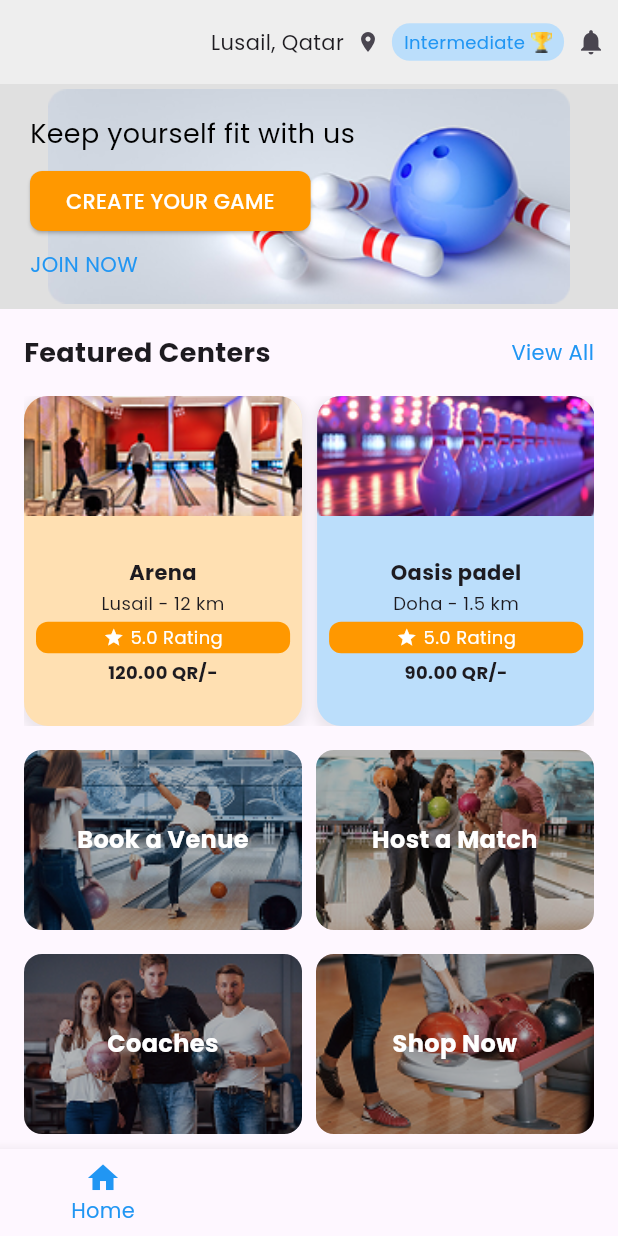
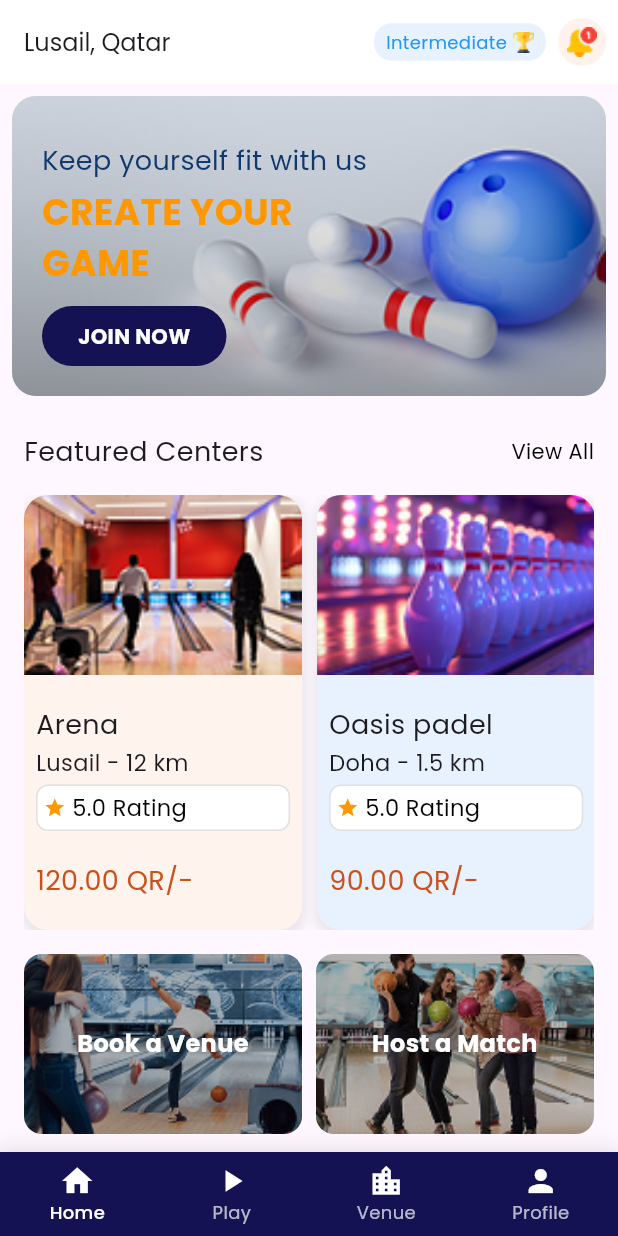
Before and after one commit to mohammedanshad1/game_app, a Flutter app: the screen it shows after launch, on a phone screen of 412 x 824 dp. Run offline on Flutter 3.47's test engine with Material 3 defaults, Android fonts, the phone set to English and light mode, and no system bars; our stand-ins replace google_fonts.

Commit message:
bototm nav added

```diff
--- /dev/null
+++ b/lib/constants/bottom_nav.dart
@@ -0,0 +1,65 @@
+import 'package:flutter/material.dart';
+import 'package:google_fonts/google_fonts.dart';
+
+class CustomBottomNav extends StatelessWidget {
+  final int currentIndex;
+  final Function(int) onTap;
+
+  const CustomBottomNav({
+    Key? key,
+    required this.currentIndex,
+    required this.onTap,
+  }) : super(key: key);
+
+  @override
+  Widget build(BuildContext context) {
+    return Container(
+      decoration: BoxDecoration(
+        color: Color(0xFF141252), // Background color #141252
+        borderRadius: BorderRadius.vertical(top: Radius.circular(16)),
+        boxShadow: [
+          BoxShadow(
+            color: Colors.black.withOpacity(0.1),
+            blurRadius: 10,
+            spreadRadius: 1,
+          ),
+        ],
+      ),
+      child: BottomNavigationBar(
+        currentIndex: currentIndex,
+        onTap: onTap,
+        type: BottomNavigationBarType.fixed,
+        backgroundColor: Colors.transparent,
+        elevation: 0,
+        selectedLabelStyle: GoogleFonts.poppins(
+          fontSize: 12,
+          fontWeight: FontWeight.w500,
+        ),
+        unselectedLabelStyle: GoogleFonts.poppins(
+          fontSize: 12,
+          fontWeight: FontWeight.w500,
+        ),
+        selectedItemColor: Colors.white,
+        unselectedItemColor: Colors.white.withOpacity(0.7),
+        items: [
+          BottomNavigationBarItem(
+            icon: Icon(Icons.home, size: 24),
+            label: 'Home',
+          ),
+          BottomNavigationBarItem(
+            icon: Icon(Icons.play_arrow, size: 24),
+            label: 'Play',
+          ),
+          BottomNavigationBarItem(
+            icon: Icon(Icons.location_city, size: 24),
+            label: 'Venue',
+          ),
+          BottomNavigationBarItem(
+            icon: Icon(Icons.person, size: 24),
+            label: 'Profile',
+          ),
+        ],
+      ),
+    );
+  }
+}
--- a/lib/main.dart
+++ b/lib/main.dart
@@ -10,6 +10,7 @@ class MyApp extends StatelessWidget {
   @override
   Widget build(BuildContext context) {
     return MaterialApp(
+      debugShowCheckedModeBanner: false,
       title: 'St Home',
       theme: ThemeData(
         primarySwatch: Colors.blue,
--- a/lib/view/homescreen_view.dart
+++ b/lib/view/homescreen_view.dart
@@ -6,28 +6,31 @@ class HomeScreen extends StatelessWidget {
   Widget build(BuildContext context) {
     return Scaffold(
       appBar: AppBar(
-        backgroundColor: Colors.grey[200],
+        backgroundColor: Colors.white,
         elevation: 0,
         // title: Text(
         //   'St Home',
         //   style: GoogleFonts.poppins(fontSize: 20, fontWeight: FontWeight.bold),
         // ),
+        title: Text(
+          'Lusail, Qatar',
+          style: GoogleFonts.poppins(fontSize: 16),
+        ),
+        // Upward arrow icon (opposite of location icon)
         actions: [
           Padding(
             padding: const EdgeInsets.all(8.0),
             child: Row(
+              mainAxisAlignment: MainAxisAlignment
+                  .spaceAround, // To position elements at corners
               children: [
-                Text(
-                  'Lusail, Qatar',
-                  style: GoogleFonts.poppins(fontSize: 14),
-                ),
-                SizedBox(width: 8),
-                Icon(Icons.location_on, size: 16),
-                SizedBox(width: 8),
+                // Right corner: Intermediate container and notification avatar
+                Row(
+                  children: [
                     Container(
                       padding: EdgeInsets.symmetric(horizontal: 8, vertical: 4),
                       decoration: BoxDecoration(
-                    color: Colors.blue[100],
+                        color: Color(0xFFE8F2FF), // Hex #E8F2FF
                         borderRadius: BorderRadius.circular(12),
                       ),
                       child: Row(
@@ -45,7 +48,16 @@ class HomeScreen extends StatelessWidget {
                       ),
                     ),
                     SizedBox(width: 8),
-                Icon(Icons.notifications, size: 20),
+                    // Notification icon in circular avatar
+                    CircleAvatar(
+                      backgroundColor: Color(0xFFFFF1EB), // Hex #FFF1EB
+                      radius: 16,
+                      child: Image(
+                          image: AssetImage(
+                              "assets/images/image 881.png")), // Ensure this asset exists
+                    ),
+                  ],
+                ),
               ],
             ),
           ),
@@ -56,54 +68,107 @@ class HomeScreen extends StatelessWidget {
           crossAxisAlignment: CrossAxisAlignment.start,
           children: [
             // Banner Section
-            Container(
-              height: 150,
+            // Banner Section
+            Padding(
+              padding: const EdgeInsets.all(8.0),
+              child: Container(
+                height: 200, // Fixed height for the container
                 width: double.infinity,
-              color: Colors.grey[300],
+                decoration: BoxDecoration(
+                  borderRadius: BorderRadius.circular(
+                      16), // Rounded corners for container
+                  color: Colors.grey[300], // Fallback color
+                ),
+                child: ClipRRect(
+                  borderRadius: BorderRadius.circular(
+                      16), // Match container's border radius
                   child: Stack(
                     children: [
-                  Center(
-                    child: Image.asset(
-                      'assets/images/image.png', // Replace with your image asset
+                      // Background image that fills the container
+                      Image.asset(
+                        'assets/images/image.png', // Your bowling image
                         fit: BoxFit.cover,
+                        width: double.infinity,
+                        height: double.infinity, // Fill the container
+                      ),
+                      // Gradient overlay for better text visibility
+                      Container(
+                        decoration: BoxDecoration(
+                          gradient: LinearGradient(
+                            begin: Alignment.bottomCenter,
+                            end: Alignment.topCenter,
+                            colors: [
+                              Colors.black.withOpacity(0.3),
+                              Colors.transparent,
+                            ],
+                          ),
                         ),
                       ),
                       Positioned(
+                        left: 20,
                         bottom: 20,
-                    left: 20,
                         child: Column(
                           crossAxisAlignment: CrossAxisAlignment.start,
                           children: [
                             Text(
                               'Keep yourself fit with us',
                               style: GoogleFonts.poppins(
-                              fontSize: 18, color: Colors.black),
-                        ),
-                        SizedBox(height: 8),
-                        ElevatedButton(
-                          onPressed: () {},
-                          style: ElevatedButton.styleFrom(
-                            backgroundColor: Colors.orange,
-                            shape: RoundedRectangleBorder(
-                              borderRadius: BorderRadius.circular(8),
+                                fontSize: 18,
+                                color: Color(0xFF0F386D), // Hex color #0F386D
+                                // Changed to white for better visibility
                               ),
                             ),
-                          child: Text(
-                            'CREATE YOUR GAME',
+                            SizedBox(height: 4),
+                            Column(
+                              crossAxisAlignment: CrossAxisAlignment.start,
+                              children: [
+                                Text(
+                                  'CREATE YOUR',
                                   style: GoogleFonts.poppins(
-                                fontSize: 14, color: Colors.white),
+                                    fontSize: 24, // Increased font size
+                                    color: Colors.orange,
+                                    fontWeight: FontWeight.bold,
                                   ),
                                 ),
-                        SizedBox(height: 8),
                                 Text(
+                                  'GAME',
+                                  style: GoogleFonts.poppins(
+                                    fontSize: 24, // Increased font size
+                                    color: Colors.orange,
+                                    fontWeight: FontWeight.bold,
+                                  ),
+                                ),
+                              ],
+                            ),
+                            SizedBox(height: 12),
+                            // "JOIN NOW" button
+                            InkWell(
+                              onTap: () {
+                                // Add your join now functionality
+                              },
+                              child: Container(
+                                padding: EdgeInsets.symmetric(
+                                    horizontal: 24, vertical: 10),
+                                decoration: BoxDecoration(
+                                  color: Color(0xFF141252),
+                                  borderRadius: BorderRadius.circular(20),
+                                ),
+                                child: Text(
                                   'JOIN NOW',
                                   style: GoogleFonts.poppins(
-                              fontSize: 14, color: Colors.blue),
+                                    fontSize: 14,
+                                    color: Colors.white,
+                                    fontWeight: FontWeight.bold,
+                                  ),
+                                ),
+                              ),
                             ),
                           ],
                         ),
                       ),
                     ],
+                  ),
+                ),
               ),
             ),
             // Featured Centers Section
@@ -117,13 +182,12 @@ class HomeScreen extends StatelessWidget {
                     children: [
                       Text(
                         'Featured Centers',
-                        style: GoogleFonts.poppins(
-                            fontSize: 18, fontWeight: FontWeight.bold),
+                        style: GoogleFonts.poppins(fontSize: 18),
                       ),
                       Text(
                         'View All',
                         style: GoogleFonts.poppins(
-                            fontSize: 14, color: Colors.blue),
+                            fontSize: 14, color: Colors.black),
                       ),
                     ],
                   ),
@@ -141,8 +205,8 @@ class HomeScreen extends StatelessWidget {
                           'Lusail',
                           '12 km',
                           '5.0 Rating',
-                          '120.00 QR/-',
-                          Colors.orange[100]!,
+                          '120.00',
+                          Color(0xFFFFF3ED), // Hex #FFF3ED
                           'assets/images/image (1).png', // Replace with your image asset
                         ),
                         SizedBox(width: 10), // Space between cards
@@ -152,8 +216,8 @@ class HomeScreen extends StatelessWidget {
                           'Doha',
                           '1.5 km',
                           '5.0 Rating',
-                          '90.00 QR/-',
-                          Colors.blue[100]!,
+                          '90.00',
+                          Color(0xFFE8F2FF), // Hex #E8F2FF
                           'assets/images/image (2).png', // Replace with your image asset
                         ),
                         SizedBox(width: 10), // Space between cards
@@ -163,8 +227,8 @@ class HomeScreen extends StatelessWidget {
                           'Lusail',
                           '0 km',
                           '5.0 Rating',
-                          '120.00 QR/-',
-                          Colors.green[100]!,
+                          '120.00',
+                          Color(0xFFFFF1EB), // Hex #FFF1EB
                           'assets/images/image (3).png', // Replace with your image asset
                         ),
                       ],
@@ -196,17 +260,53 @@ class HomeScreen extends StatelessWidget {
           ],
         ),
       ),
-      bottomNavigationBar: BottomNavigationBar(
+      bottomNavigationBar: Container(
+        decoration: BoxDecoration(
+          color: Color(0xFF141252), // Background color #141252
+          boxShadow: [
+            BoxShadow(
+              color: Colors.black.withOpacity(0.1),
+              blurRadius: 10,
+              spreadRadius: 2,
+            ),
+          ],
+        ),
+        child: BottomNavigationBar(
+          type: BottomNavigationBarType.fixed,
+          backgroundColor: Colors.transparent,
+          elevation: 0,
           items: [
-          BottomNavigationBarItem(icon: Icon(Icons.home), label: 'Home'),
-          BottomNavigationBarItem(icon: Icon(Icons.play_arrow), label: 'Play'),
             BottomNavigationBarItem(
-              icon: Icon(Icons.location_city), label: 'Venue'),
-          BottomNavigationBarItem(icon: Icon(Icons.person), label: 'Profile'),
+              icon: Icon(Icons.home, color: Colors.white),
+              label: 'Home',
+            ),
+            BottomNavigationBarItem(
+              icon: Icon(Icons.play_arrow, color: Colors.white),
+              label: 'Play',
+            ),
+            BottomNavigationBarItem(
+              icon: Icon(Icons.location_city, color: Colors.white),
+              label: 'Venue',
+            ),
+            BottomNavigationBarItem(
+              icon: Icon(Icons.person, color: Colors.white),
+              label: 'Profile',
+            ),
           ],
           currentIndex: 0,
-        selectedItemColor: Colors.blue,
-        onTap: (index) {},
+          selectedItemColor: Colors.white,
+          unselectedItemColor: Colors.white.withOpacity(0.7),
+          selectedLabelStyle: GoogleFonts.poppins(
+            fontSize: 12,
+            fontWeight: FontWeight.w500,
+          ),
+          unselectedLabelStyle: GoogleFonts.poppins(
+            fontSize: 12,
+          ),
+          onTap: (index) {
+            // Handle navigation
+          },
+        ),
       ),
     );
   }
@@ -222,8 +322,8 @@ class HomeScreen extends StatelessWidget {
       String imagePath) {
     return Container(
       width: MediaQuery.of(context).size.width *
-          0.45, // Width ~31% to match screenshot
-      height: 220, // Height ~220 pixels to match screenshot
+          0.45, // Width ~45% to match screenshot
+      height: 290, // Height ~290 pixels to match your design
       decoration: BoxDecoration(
         color: color,
         borderRadius: BorderRadius.circular(
@@ -241,7 +341,7 @@ class HomeScreen extends StatelessWidget {
         children: [
           // Image at the top
           Container(
-            height: 80, // Increased image height to fit the taller card
+            height: 120, // Increased image height to fit the taller card
             width: double.infinity,
             decoration: BoxDecoration(
               borderRadius: BorderRadius.vertical(top: Radius.circular(16)),
@@ -257,46 +357,51 @@ class HomeScreen extends StatelessWidget {
               padding: const EdgeInsets.all(8.0),
               child: Column(
                 mainAxisAlignment: MainAxisAlignment.center,
-                crossAxisAlignment: CrossAxisAlignment.center,
+                crossAxisAlignment:
+                    CrossAxisAlignment.start, // Align text to the left
                 children: [
                   Text(
                     title,
-                    style: GoogleFonts.poppins(
-                        fontSize: 14, fontWeight: FontWeight.bold),
-                    textAlign: TextAlign.center,
+                    style: GoogleFonts.poppins(fontSize: 18),
+                    textAlign: TextAlign.left,
                   ),
                   SizedBox(height: 2),
                   Text(
                     '$location - $distance',
-                    style: GoogleFonts.poppins(fontSize: 12),
-                    textAlign: TextAlign.center,
+                    style: GoogleFonts.poppins(fontSize: 15),
+                    textAlign: TextAlign.left,
                   ),
                   SizedBox(height: 4),
                   Container(
-                    padding: EdgeInsets.symmetric(horizontal: 8, vertical: 2),
+                    padding: EdgeInsets.symmetric(
+                        horizontal: 4,
+                        vertical: 4), // Decreased width, increased height
                     decoration: BoxDecoration(
-                      color: Colors.orange,
+                      color: Colors.white, // White background
                       borderRadius: BorderRadius.circular(8),
+                      border: Border.all(
+                          color:
+                              Colors.grey[300]!), // Light border for visibility
                     ),
                     child: Row(
-                      mainAxisAlignment: MainAxisAlignment.center,
+                      mainAxisAlignment: MainAxisAlignment.start,
                       children: [
-                        Icon(Icons.star, size: 14, color: Colors.white),
+                        Icon(Icons.star, size: 15, color: Colors.orange),
                         SizedBox(width: 4),
                         Text(
                           rating,
                           style: GoogleFonts.poppins(
-                              fontSize: 12, color: Colors.white),
+                              fontSize: 15, color: Colors.black),
                         ),
                       ],
                     ),
                   ),
-                  SizedBox(height: 4),
+                  SizedBox(height: 20),
                   Text(
-                    price,
+                    '$price QR/-', // Append "QR/-" to price
                     style: GoogleFonts.poppins(
-                        fontSize: 12, fontWeight: FontWeight.bold),
-                    textAlign: TextAlign.center,
+                        fontSize: 18, color: Color(0xFFC9511D)), // Hex #C9511D
+                    textAlign: TextAlign.left,
                   ),
                 ],
               ),
```
Also changed, not shown: assets/images/image 881.png (added). Lines whose indentation alone changed are shown as unchanged.
